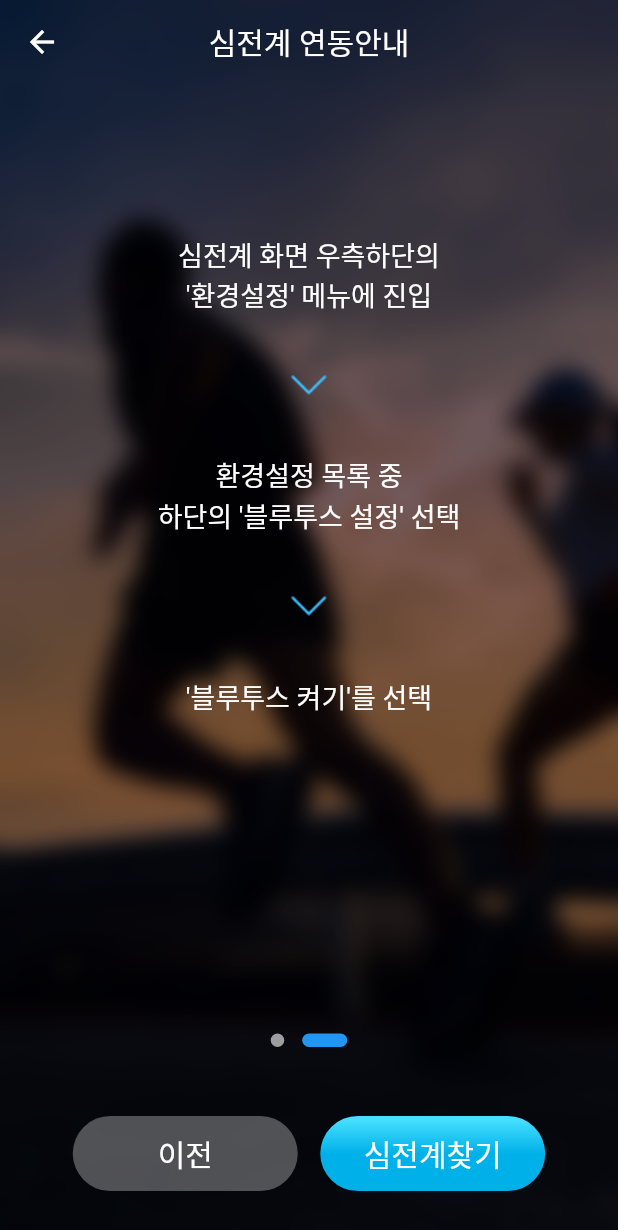
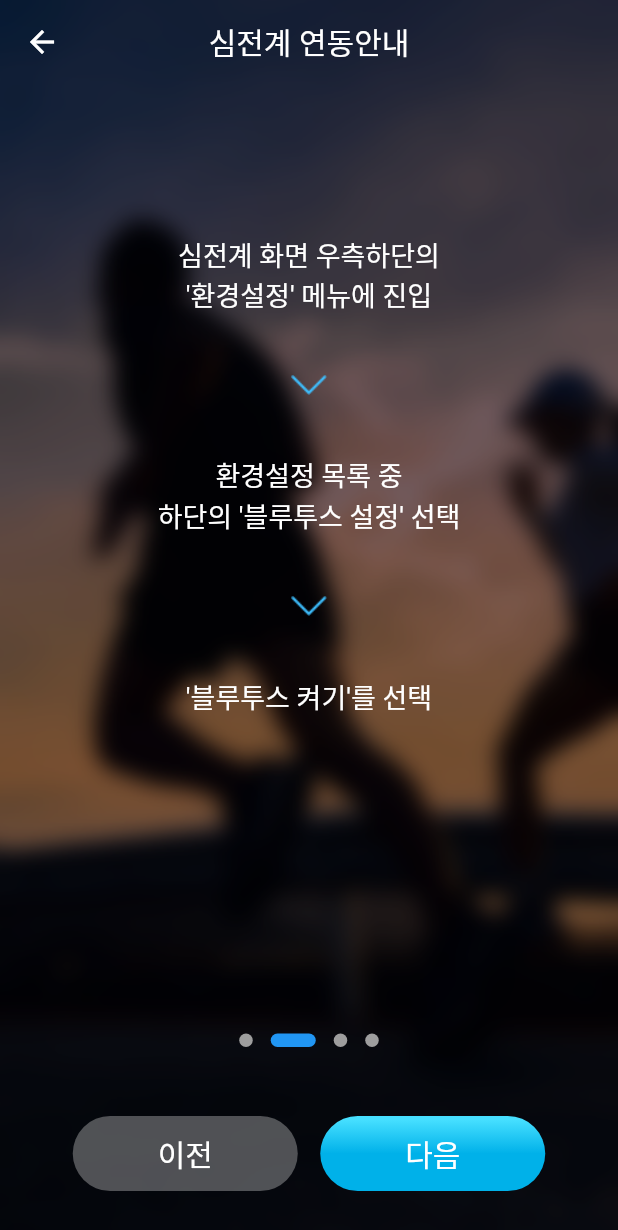
Before and after one commit to plustonic-yong/three_youth_app, a Flutter app: the BleEcgConnectInfoScreen screen opened by its route, after a tap on "다음", on a phone screen of 412 x 824 dp. Shown: the top 1230 px of the screen. Run offline on Flutter 3.47's test engine with Material 2 defaults, Android fonts, the phone set to English and light mode, and no system bars; drawn by our look-alikes of dots_indicator; our stand-ins replace firebase_auth, firebase_core, fl_chart, flutter_blue, flutter_datetime_picker, flutter_spinkit and 9 more; missing offline and left inert: flutter_naver_login, flutter_reactive_ble, http_interceptor, kakao_flutter_sdk_user; accounts and stored records are empty; Roboto replaces fonts that are missing (NotoSansCJKkr).

Commit message:
심전도 연동하기 UI 수정

```diff
--- a/lib/screens/ble_ecg_connect/ble_ecg_connect_info_screen.dart
+++ b/lib/screens/ble_ecg_connect/ble_ecg_connect_info_screen.dart
@@ -5,14 +5,23 @@ import 'package:provider/provider.dart';
 import 'package:three_youth_app/utils/enums.dart';
 import 'package:three_youth_app/widget/common/common_button.dart';
 
-class BleEcgConnectInfoScreen extends StatelessWidget {
+import '../../providers/current_user_provider.dart';
+
+class BleEcgConnectInfoScreen extends StatefulWidget {
   const BleEcgConnectInfoScreen({Key? key}) : super(key: key);
 
   @override
+  State<BleEcgConnectInfoScreen> createState() =>
+      _BleEcgConnectInfoScreenState();
+}
+
+class _BleEcgConnectInfoScreenState extends State<BleEcgConnectInfoScreen> {
+  int _currentPage = 0;
+  final PageController _pageController = PageController();
+
+  @override
   Widget build(BuildContext context) {
-    double _screenWidth = MediaQuery.of(context).size.width;
-    int _currentPage = context.watch<BleEcgConnectProvider>().currentPage;
-    PageController _pageController = PageController();
+    _currentPage = context.watch<BleEcgConnectProvider>().currentPage;
     return Stack(
       children: [
         //배경이미지
@@ -45,13 +54,13 @@ class BleEcgConnectInfoScreen extends StatelessWidget {
                     children: [
                       _getInfo0(),
                       _getInfo1(),
-                      // _getInfo2(),
-                      // _getInfo3(),
+                      _getInfo2(),
+                      _getInfo3(),
                     ],
                   ),
                 ),
                 DotsIndicator(
-                  dotsCount: 2,
+                  dotsCount: 4,
                   position: _currentPage.roundToDouble(),
                   decorator: DotsDecorator(
                     size: const Size.square(9.0),
@@ -62,9 +71,60 @@ class BleEcgConnectInfoScreen extends StatelessWidget {
                   ),
                 ),
                 const SizedBox(height: 40.0),
-                _currentPage == 0
-                    ? CommonButton(
-                        width: _screenWidth,
+                _buildBottomButton(),
+                const SizedBox(height: 30.0)
+              ],
+            ),
+          ),
+        ),
+      ],
+    );
+  }
+
+  _buildBottomButton() {
+    switch (_currentPage) {
+      case 0:
+        return CommonButton(
+          width: MediaQuery.of(context).size.width,
+          height: 50.0,
+          title: '다음',
+          buttonColor: ButtonColor.primary,
+          onTap: () {
+            _pageController.nextPage(
+              duration: const Duration(milliseconds: 300),
+              curve: Curves.easeIn,
+            );
+            context
+                .read<BleEcgConnectProvider>()
+                .onChangeCurrentPage(page: _currentPage);
+          },
+        );
+      case 1:
+        return Row(
+          mainAxisAlignment: MainAxisAlignment.center,
+          children: [
+            //이전버튼
+            CommonButton(
+              width: 150.0,
+              height: 50.0,
+              title: '이전',
+              buttonColor: ButtonColor.inactive,
+              onTap: () {
+                _pageController.previousPage(
+                  duration: const Duration(milliseconds: 300),
+                  curve: Curves.easeIn,
+                );
+                context
+                    .read<BleEcgConnectProvider>()
+                    .onChangeCurrentPage(page: _currentPage);
+              },
+            ),
+            const SizedBox(
+              width: 15.0,
+            ),
+            //다음버튼
+            CommonButton(
+              width: 150.0,
               height: 50.0,
               title: '다음',
               buttonColor: ButtonColor.primary,
@@ -78,7 +138,10 @@ class BleEcgConnectInfoScreen extends StatelessWidget {
                     .onChangeCurrentPage(page: _currentPage);
               },
             )
-                    : Row(
+          ],
+        );
+      case 2:
+        return Row(
           mainAxisAlignment: MainAxisAlignment.center,
           children: [
             //이전버튼
@@ -117,14 +180,25 @@ class BleEcgConnectInfoScreen extends StatelessWidget {
               },
             )
           ],
-                      ),
-                const SizedBox(height: 30.0)
-              ],
-            ),
-          ),
-        ),
-      ],
         );
+      case 3:
+        return CommonButton(
+          width: MediaQuery.of(context).size.width,
+          height: 50.0,
+          title: '측정화면으로 이동',
+          buttonColor: ButtonColor.primary,
+          onTap: () {
+            Navigator.pushNamed(context, '/scanecg');
+            Provider.of<CurrentUserProvider>(context, listen: false).isER2000S =
+                true;
+            context
+                .read<BleEcgConnectProvider>()
+                .onChangeCurrentPage(page: _currentPage);
+          },
+        );
+      default:
+        return const Center();
+    }
   }
 
 //1페이지
@@ -195,4 +269,87 @@ class BleEcgConnectInfoScreen extends StatelessWidget {
       ],
     );
   }
+
+  //3페이지
+  Widget _getInfo2() {
+    return Column(
+      children: [
+        const SizedBox(height: 100.0),
+        const Text(
+          "심전계 화면에 안내되는\n4자리 번호를 입력해주세요.",
+          textAlign: TextAlign.center,
+          style: TextStyle(
+            color: Colors.white,
+            fontSize: 18.0,
+          ),
+        ),
+        const SizedBox(height: 100.0),
+        Padding(
+          padding: const EdgeInsets.symmetric(horizontal: 16.0),
+          child: TextFormField(
+            keyboardType: TextInputType.text,
+            textAlign: TextAlign.center,
+            style: const TextStyle(color: Colors.white),
+            decoration: InputDecoration(
+              contentPadding: const EdgeInsets.symmetric(vertical: 8),
+              hintText: '4자리 번호',
+              hintStyle: const TextStyle(color: Colors.grey),
+              // ignore: use_full_hex_values_for_flutter_colors
+              fillColor: const Color(0xff00000033).withOpacity(0.25),
+              filled: true,
+              enabledBorder: OutlineInputBorder(
+                borderRadius: BorderRadius.circular(40.0),
+                borderSide: const BorderSide(color: Colors.white, width: 1.5),
+              ),
+              focusedBorder: OutlineInputBorder(
+                borderRadius: BorderRadius.circular(40.0),
+                borderSide: const BorderSide(color: Colors.white),
+              ),
+            ),
+          ),
+        ),
+        const SizedBox(height: 40.0),
+      ],
+    );
   }
+
+  //4페이지
+  Widget _getInfo3() {
+    return Column(
+      children: [
+        const SizedBox(height: 100.0),
+        Center(
+          child: Image.asset(
+            'assets/images/electrocardiogram_1@2x.png',
+            width: 100.0,
+          ),
+        ),
+        const SizedBox(height: 40.0),
+        Center(
+          child: Image.asset(
+            'assets/images/check.png',
+            width: 50.0,
+          ),
+        ),
+        const SizedBox(height: 10.0),
+        const Text(
+          "심전계 연동 완료!",
+          textAlign: TextAlign.center,
+          style: TextStyle(
+            color: Colors.white,
+            fontSize: 25.0,
+          ),
+        ),
+        const SizedBox(height: 40.0),
+        const Text(
+          "이제 측정 기록이 스마트폰에\n자동으로 저장됩니다.",
+          textAlign: TextAlign.center,
+          style: TextStyle(
+            color: Colors.white,
+            fontSize: 18.0,
+          ),
+        ),
+      ],
+    );
+  }
+}
--- a/lib/screens/main/main_select_screen.dart
+++ b/lib/screens/main/main_select_screen.dart
@@ -254,8 +254,8 @@ class _MainSelectScreenState extends State<MainSelectScreen> {
                                   //   ),
                                   // );
 
-                                  // Navigator.of(context)
-                                  //     .pushNamed('/connectecg');
+                                  Navigator.of(context)
+                                      .pushNamed('/connectecg');
                                 },
                               ),
                             ),
```
Also changed, not shown: 2 other files. Lines whose indentation alone changed are shown as unchanged.
